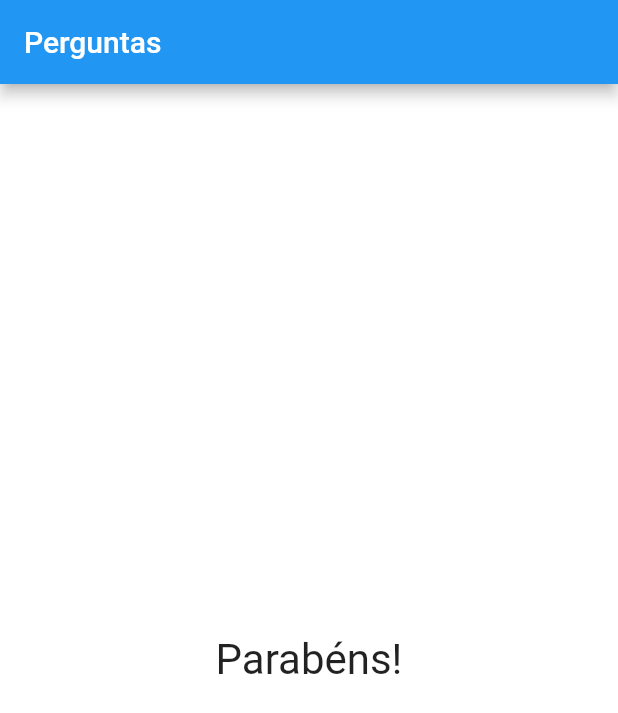
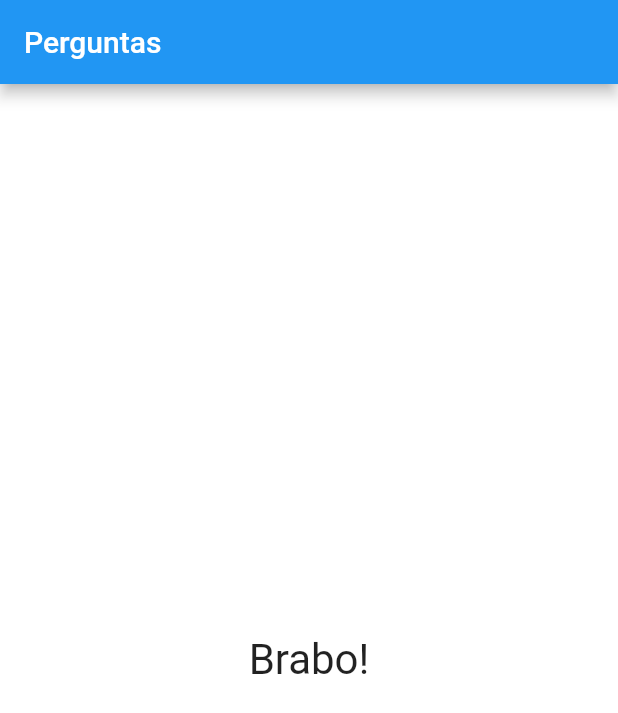
Before and after one commit to lucasSouzaWebDev/flutter-questions, a Flutter app: the screen it shows after launch, after a tap on "Preto", after a tap on "Cobra", after a tap on "Leo", on a phone screen of 412 x 824 dp. Shown: the top 713 px of the screen. Run offline on Flutter 3.47's test engine with Material 2 defaults, Android fonts, the phone set to English and light mode, and no system bars.

Commit message:
Show message depending total grade.

```diff
--- a/lib/answer.dart
+++ b/lib/answer.dart
@@ -15,8 +15,8 @@ class Answer extends StatelessWidget {
           backgroundColor: MaterialStateProperty.all(Colors.blue),
           foregroundColor: MaterialStateProperty.all(Colors.white)
         ),
+        onPressed: onSelected,
         child: Text(text),
-        onPressed: onSelected,
       ),
     );
   }
--- a/lib/main.dart
+++ b/lib/main.dart
@@ -6,6 +6,7 @@ void main() => runApp(QuestionApp());
 
 class _QuestionAppState extends State<QuestionApp> {
   var _questionSelected = 0;
+  var _totalGrade = 0;
   final _questions = const [
     {
       'text': 'Qual é a sua cor favorita?',
@@ -36,10 +37,11 @@ class _QuestionAppState extends State<QuestionApp> {
     },
   ];
 
-  void _answer() {
+  void _answer(int grade) {
     if (hasSelectedQuestion) {
       setState(() {
         _questionSelected++;
+        _totalGrade += grade;
       });
     }
     print('Pergunta respondida!');
@@ -60,8 +62,8 @@ class _QuestionAppState extends State<QuestionApp> {
                 questionSelected: _questionSelected,
                 answer: _answer,
               )
-            : Result(),
-        backgroundColor: Color(0xFFFFFFFF),
+            : Result(_totalGrade),
+        backgroundColor: Colors.white,
       ),
     );
   }
--- a/lib/quiz.dart
+++ b/lib/quiz.dart
@@ -5,7 +5,7 @@ import './answer.dart';
 class Quiz extends StatelessWidget {
   final List<Map<String, Object>> questions;
   final int questionSelected;
-  final void Function() answer;
+  final void Function(int) answer;
 
   const Quiz({
     required this.questions,
@@ -27,7 +27,10 @@ class Quiz extends StatelessWidget {
     return Column(
       children: [
         Question(questions[questionSelected]['text'].toString()),
-        ...answers.map((ans) => Answer(ans['text'].toString(), answer)).toList(),
+        ...answers
+            .map((ans) => Answer(ans['text'].toString(),
+                () => answer(int.parse(ans['grade'].toString()))))
+            .toList(),
       ],
     );
   }
--- a/lib/result.dart
+++ b/lib/result.dart
@@ -1,12 +1,27 @@
 import 'package:flutter/material.dart';
 
 class Result extends StatelessWidget {
-  const Result({super.key});
+
+  final int grade;
+
+  const Result(this.grade, {super.key});
+
+  String get resultMessage {
+    if(grade < 8){
+      return 'Parabéns!';
+    } else if(grade < 12){
+      return 'Você é bom!';
+    } else if(grade < 16){
+      return 'Impressionante!';
+    } else {
+      return 'Brabo!';
+    }
+  }
 
   @override
   Widget build(BuildContext context) {
     return Center(
-      child: Text('Parabéns!', style: TextStyle(fontSize: 28)),
+      child: Text(resultMessage, style: TextStyle(fontSize: 28)),
     );
   }
 }
```
